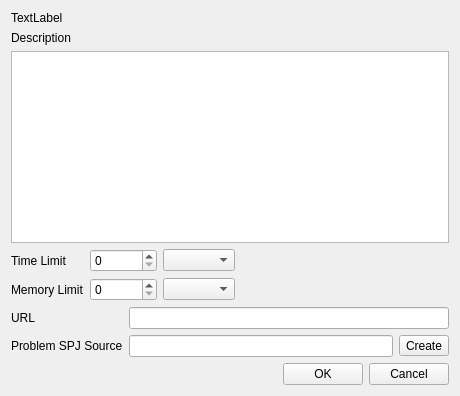
Above: RedPandaIDE/src/widgets/ojproblempropertywidget.ui from LMTINSUZHOU/RedPanda-CPP before the change. Below: the same form after it.
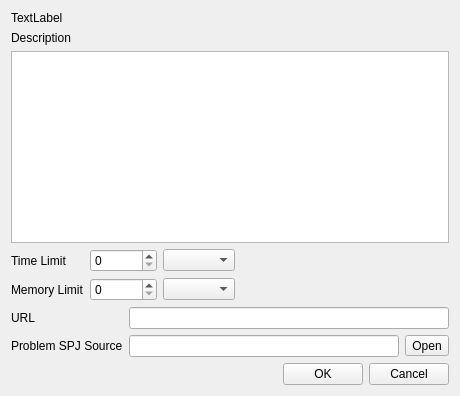
That is the form after the change.

Diff of the .ui file:
```diff
--- a/RedPandaIDE/src/widgets/ojproblempropertywidget.ui
+++ b/RedPandaIDE/src/widgets/ojproblempropertywidget.ui
@@ -137,7 +137,7 @@
          <string>Create Problem SPJ Source</string>
         </property>
         <property name="text">
-         <string>Create</string>
+         <string>Open</string>
         </property>
        </widget>
       </item>
```
Left out of the diff: 2 changed lines with no effect on the pictures.
